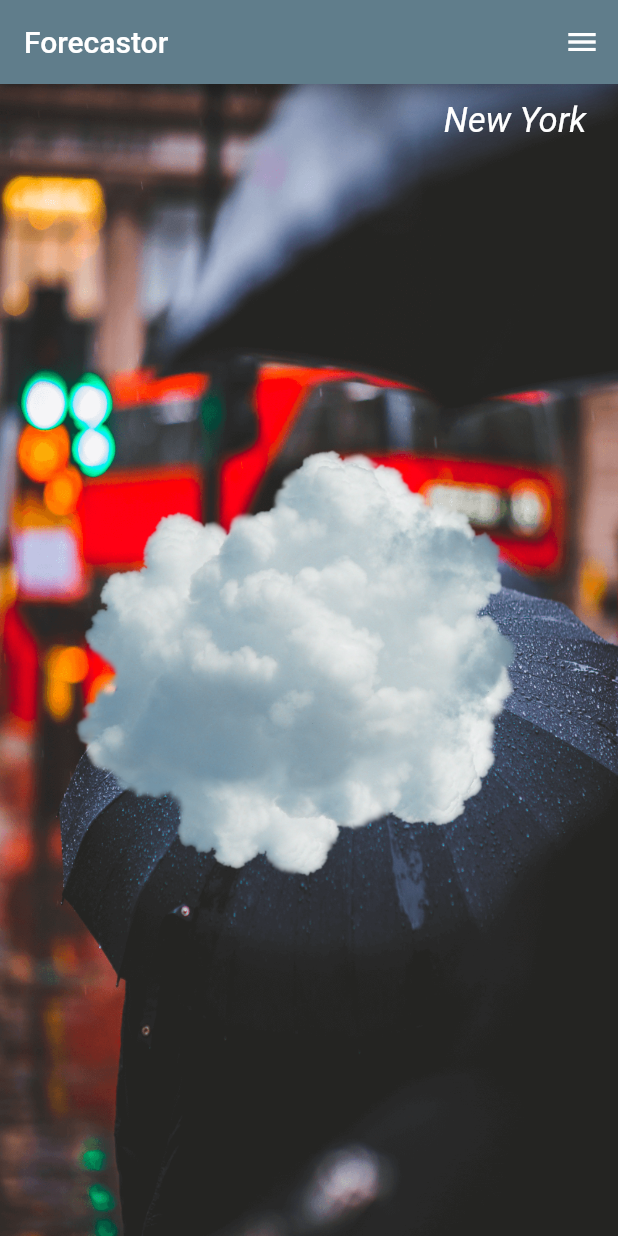
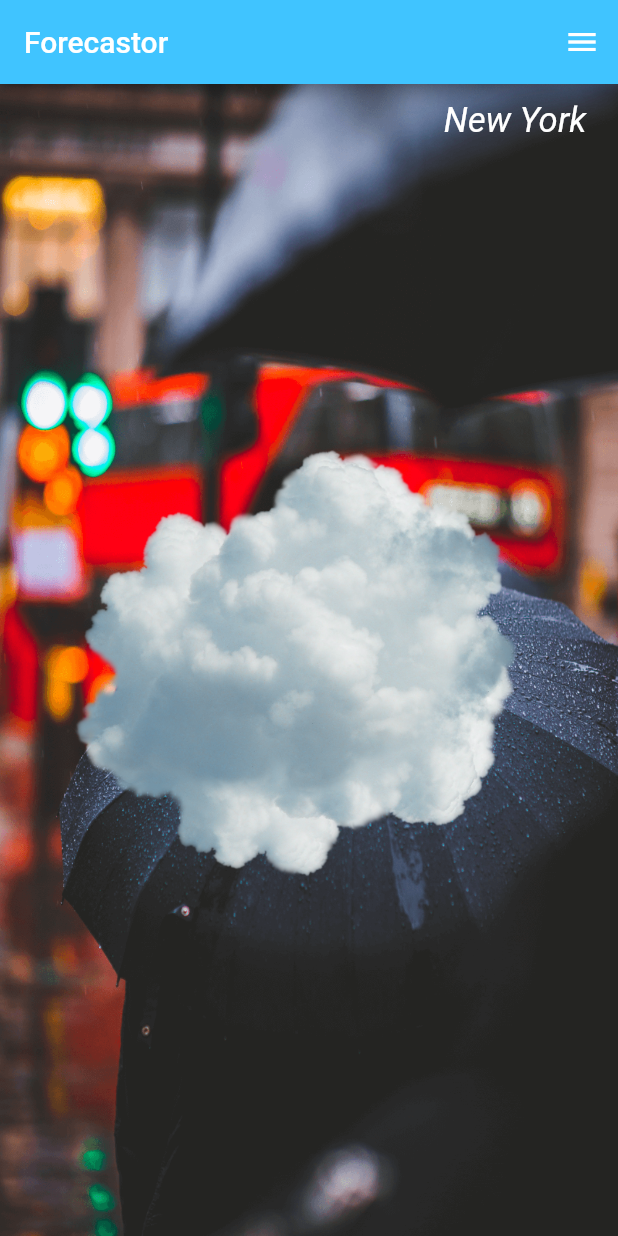
Before and after one commit to ankitmohokar/flutter-weather-app, a Flutter app: the screen it shows after launch, on a phone screen of 412 x 824 dp. Run offline on Flutter 3.47's test engine with Material 2 defaults, Android fonts, the phone set to English and light mode, and no system bars; network calls fail.

Commit message:
Updated UI

```diff
--- a/lib/ui/changecity.dart
+++ b/lib/ui/changecity.dart
@@ -8,7 +8,7 @@ class ChangeCity extends StatelessWidget {
   Widget build(BuildContext context) {
     return Scaffold(
       appBar: AppBar(
-          backgroundColor: Colors.blueGrey,
+          backgroundColor: Colors.lightBlueAccent,
           title: Text("Enter City Name")
       ),
       body: Stack(
--- a/lib/ui/funkyforecast.dart
+++ b/lib/ui/funkyforecast.dart
@@ -37,7 +37,7 @@ class _FunkyForecastState extends State<FunkyForecast> {
     return Scaffold(
       appBar: AppBar(
         title: Text('Forecastor'),
-        backgroundColor: Colors.blueGrey,
+        backgroundColor: Colors.lightBlueAccent ,
         actions: <Widget>[
           IconButton(
             icon: Icon(Icons.menu),
@@ -84,11 +84,15 @@ class _FunkyForecastState extends State<FunkyForecast> {
               child: Column(
                 children: <Widget>[
                   ListTile(
-                    title: Text("Current Temp: " + (((content['main']['temp'])-32)*0.55).round().toString() + "°C",
+                    title: Text("Temperature: " + (((content['main']['temp'])-32)*0.55).round().toString() + "°C",
                     style: tempStyle())
                   ),
                   ListTile(
-                      title: Text("Forecast High: " + (((content['main']['temp_max'])-32)*0.55).round().toString() + "°F",
+                      title: Text("Today's High: " + (((content['main']['temp_max'])-32)*0.55).round().toString() + "°C",
+                          style: forecastStyle())
+                  ),
+                   ListTile(
+                      title: Text("Today's Low: " + (((content['main']['temp_min'])-32)*0.55).round().toString() + "°C",
                           style: forecastStyle())
                   )
                 ],
```
